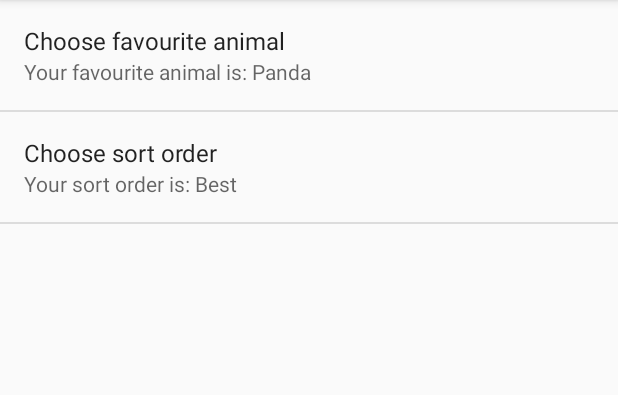
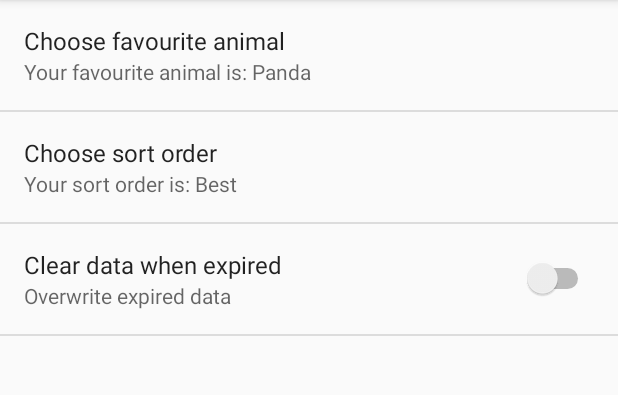
Before and after one commit to jacekkrasowski/AdvancedRecyclerView, an Android app: the screen it shows after launch (MainActivity), in the options menu, after a tap on "Settings", on a phone screen of 412 x 824 dp, the part 84-479 px from its top. Run offline under Robolectric (Android 15) with nearby library versions, the phone set to English and light mode, and no system bars; our stand-ins replace ButterKnife, Dagger/Hilt's generated code; libraries missing offline, so code that uses them is left out: com.nostra13.universalimageloader, rx.android.schedulers, rx.schedulers, rx.subscriptions; 14 statements that could not run were skipped.

Commit message:
Add purging data by validity
When purge by valididty option is enabled, expired data will be cleared
before querying

```diff
--- a/app/src/main/java/pl/fzymek/advancedrecyclerview/config/Config.java
+++ b/app/src/main/java/pl/fzymek/advancedrecyclerview/config/Config.java
@@ -11,16 +11,15 @@ public interface Config {
 	String DB_NAME = "images.db";
 
 	String KEY_PREF_FAV_ANIMAL = "fav_animal";
-	String KET_PREF_SORT_ORDER = "sort_order";
+	String KEY_PREF_SORT_ORDER = "sort_order";
+	String KEY_PREF_PURGE_BY_VALIDITY = "purge_by_validity";
 	String KEY_PREF_USE_STAGGERED_GRID = "use_staggered_grid";
-
 	String KEY_PREF_ACCOUNT_SETUP_COMPLETE = "key_pref_account_setup_complete";
 
-	String PREF_FAV_ANIMAL_DEFAULT = "1";
+	String EXTRA_IS_AUTOMATIC_SYNC = "is_automatic_sync";
 
-	String IS_AUTOMATIC_SYNC = "is_automatic_sync";
 	String ACCOUNT_NAME = "sync";
+	String ACCOUNT_TYPE = "pl.fzymek.advancedrecyclerview";
 
-	String ACCOUNT_TYPE = "pl.fzymek.advancedrecyclerview";
-	long DEFAULT_VALIDITY = TimeUnit.SECONDS.toMillis(5);
+	long DEFAULT_VALIDITY = TimeUnit.MINUTES.toMillis(2);
 }
--- a/app/src/main/java/pl/fzymek/advancedrecyclerview/controller/MainController.java
+++ b/app/src/main/java/pl/fzymek/advancedrecyclerview/controller/MainController.java
@@ -102,7 +102,7 @@ public class MainController extends ActivityController<MainUI> implements Observ
 
 	protected String getSearchPhrase() {
 		SharedPreferences sharedPreferences = PreferenceManager.getDefaultSharedPreferences(getActivity());
-		int key = Integer.parseInt(sharedPreferences.getString(Config.KEY_PREF_FAV_ANIMAL, Config.PREF_FAV_ANIMAL_DEFAULT));
+		int key = Integer.parseInt(sharedPreferences.getString(Config.KEY_PREF_FAV_ANIMAL, getActivity().getString(R.string.fav_animal_pref_default_value)));
 		String animal = getActivity().getResources().getStringArray(R.array.animals_array)[key - 1];
 		return animal;
 	}
--- a/app/src/main/java/pl/fzymek/advancedrecyclerview/fragment/SettingsFragment.java
+++ b/app/src/main/java/pl/fzymek/advancedrecyclerview/fragment/SettingsFragment.java
@@ -6,7 +6,6 @@ import android.content.SharedPreferences;
 import android.os.Bundle;
 import android.preference.Preference;
 import android.preference.PreferenceFragment;
-import android.support.v4.app.NavUtils;
 import android.support.v7.app.AppCompatActivity;
 import android.view.MenuItem;
 
@@ -15,6 +14,12 @@ import pl.fzymek.advancedrecyclerview.config.Config;
 
 
 public class SettingsFragment extends PreferenceFragment implements SharedPreferences.OnSharedPreferenceChangeListener {
+
+	private final static String [] PREFERENCES = {
+		Config.KEY_PREF_FAV_ANIMAL,
+		Config.KEY_PREF_SORT_ORDER,
+		Config.KEY_PREF_PURGE_BY_VALIDITY
+	};
 
 	public SettingsFragment() {
 		// Required empty public constructor
@@ -29,8 +34,9 @@ public class SettingsFragment extends PreferenceFragment implements SharedPrefer
 	public void onCreate(Bundle savedInstanceState) {
 		super.onCreate(savedInstanceState);
 		addPreferencesFromResource(R.xml.settings);
-		updateSummary(Config.KEY_PREF_FAV_ANIMAL);
-		updateSummary(Config.KET_PREF_SORT_ORDER);
+		for(String pref: PREFERENCES) {
+			updateSummary(pref);
+		}
 	}
 
 	@Override
@@ -61,10 +67,19 @@ public class SettingsFragment extends PreferenceFragment implements SharedPrefer
 				pref.setSummary(getString(R.string.your_favourite_animal,animals[val - 1]));
 				break;
 
-			case Config.KET_PREF_SORT_ORDER:
+			case Config.KEY_PREF_SORT_ORDER:
 				String[] orderArray = getResources().getStringArray(R.array.sort_order_array);
-				int pos = Integer.parseInt(sp.getString(Config.KET_PREF_SORT_ORDER, getString(R.string.sort_order_pref_default_value)));
+				int pos = Integer.parseInt(sp.getString(Config.KEY_PREF_SORT_ORDER, getString(R.string.sort_order_pref_default_value)));
 				pref.setSummary(getString(R.string.your_sort_order, orderArray[pos -1]));
+				break;
+
+			case Config.KEY_PREF_PURGE_BY_VALIDITY:
+				boolean purgeByValidity = sp.getBoolean(Config.KEY_PREF_PURGE_BY_VALIDITY, getResources().getBoolean(R.bool.purge_by_validity_default_value));
+				if (purgeByValidity) {
+					pref.setSummary(getString(R.string.your_update_will_use_validity));
+				} else {
+					pref.setSummary(getString(R.string.your_update_will_use_network));
+				}
 				break;
 		}
 
--- a/app/src/main/java/pl/fzymek/advancedrecyclerview/provider/DatabaseProcessor.java
+++ b/app/src/main/java/pl/fzymek/advancedrecyclerview/provider/DatabaseProcessor.java
@@ -35,7 +35,11 @@ public abstract class DatabaseProcessor extends Processor {
 
 	protected void purge(SQLiteDatabase db) {
 		long now = Calendar.getInstance().getTimeInMillis();
-		int delete = db.delete(name, Contract.VALIDITY + "< ?", new String[]{Long.toString(now)});
+		int delete = db.delete(name, Contract.VALIDITY + "<= ?", new String[] {Long.toString(now)});
+//		String sql = "DELETE FROM " + name + " WHERE " + Contract.VALIDITY + " <= " + now;
+//		Log.d("DatabaseProcessor", "running purge sql: " + sql);
+//		db.execSQL(sql);
+//		int delete = db.delete(name, Contract.VALIDITY + "<= " + now, null);
 		Log.d("DatabaseProcessor", "purged: " + delete + " items from " + name);
 	}
 
--- a/app/src/main/java/pl/fzymek/advancedrecyclerview/provider/processor/DisplaySizesProcessor.java
+++ b/app/src/main/java/pl/fzymek/advancedrecyclerview/provider/processor/DisplaySizesProcessor.java
@@ -67,9 +67,9 @@ public class DisplaySizesProcessor extends DatabaseProcessor {
 	public Uri insert(SQLiteDatabase db, Uri uri, ContentValues values) {
 		long validity = Calendar.getInstance().getTimeInMillis() + Config.DEFAULT_VALIDITY;
 		ContentValues valuesWithValidity = new ContentValues(values);
-		valuesWithValidity.put(Contract.Images.VALIDITY, validity);
+		valuesWithValidity.put(Contract.DisplaySizes.VALIDITY, validity);
 
-		long id = db.insertWithOnConflict(name, null, values, SQLiteDatabase.CONFLICT_REPLACE);
+		long id = db.insertWithOnConflict(name, null, valuesWithValidity, SQLiteDatabase.CONFLICT_REPLACE);
 		return Uri.parse(Contract.Images.CONTENT_URI + "/" + id);
 	}
 }
--- a/app/src/main/java/pl/fzymek/advancedrecyclerview/provider/processor/ImagesProcessor.java
+++ b/app/src/main/java/pl/fzymek/advancedrecyclerview/provider/processor/ImagesProcessor.java
@@ -68,12 +68,11 @@ public class ImagesProcessor extends DatabaseProcessor {
 
 	@Override
 	public Uri insert(SQLiteDatabase db, Uri uri, ContentValues values) {
-
 		long validity = Calendar.getInstance().getTimeInMillis() + Config.DEFAULT_VALIDITY;
 		ContentValues valuesWithValidity = new ContentValues(values);
 		valuesWithValidity.put(Contract.Images.VALIDITY, validity);
 
-		long id = db.insertWithOnConflict(name, null, values, SQLiteDatabase.CONFLICT_REPLACE);
+		long id = db.insertWithOnConflict(name, null, valuesWithValidity, SQLiteDatabase.CONFLICT_REPLACE);
 		return Uri.parse(Contract.Images.CONTENT_URI + "/" + id);
 	}
 }
--- a/app/src/main/java/pl/fzymek/advancedrecyclerview/sync/SyncUtils.java
+++ b/app/src/main/java/pl/fzymek/advancedrecyclerview/sync/SyncUtils.java
@@ -31,7 +31,7 @@ public class SyncUtils {
 			ContentResolver.setIsSyncable(syncAccount, Contract.AUTHORITY, 1);
 //			ContentResolver.setSyncAutomatically(syncAccount, Contract.AUTHORITY, true);
 			Bundle extras = new Bundle();
-			extras.putBoolean(Config.IS_AUTOMATIC_SYNC, true);
+			extras.putBoolean(Config.EXTRA_IS_AUTOMATIC_SYNC, true);
 			ContentResolver.addPeriodicSync(syncAccount, Contract.AUTHORITY, extras, TimeUnit.SECONDS.toSeconds(60));
 			isNewAccount = true;
 		}
@@ -51,7 +51,7 @@ public class SyncUtils {
 		// Disable sync backoff and ignore sync preferences. In other words...perform sync NOW!
 		b.putBoolean(ContentResolver.SYNC_EXTRAS_MANUAL, true);
 		b.putBoolean(ContentResolver.SYNC_EXTRAS_EXPEDITED, true);
-		b.putBoolean(Config.IS_AUTOMATIC_SYNC, false);
+		b.putBoolean(Config.EXTRA_IS_AUTOMATIC_SYNC, false);
 		ContentResolver.requestSync(
 			AuthenticatorService.getSyncAccount(),            // Sync account
 			Contract.AUTHORITY,                                        // Content authority
--- /dev/null
+++ b/app/src/main/res/values/bools.xml
@@ -0,0 +1,4 @@
+<?xml version="1.0" encoding="utf-8"?>
+<resources>
+	<bool name="purge_by_validity_default_value">false</bool>
+</resources>
--- a/app/src/main/res/values/strings.xml
+++ b/app/src/main/res/values/strings.xml
@@ -11,5 +11,11 @@
 	<string name="action_staggered_grid">Use fancy grid</string>
 
 	<string name="sort_order_pref_default_value">1</string>
+	<string name="fav_animal_pref_default_value">1</string>
+	<string name="settings_fav_animal_title">Choose favourite animal</string>
+	<string name="settings_sort_order_title">Choose sort order</string>
+	<string name="settings_purge_by_validity">Clear data when expired</string>
+	<string name="your_update_will_use_validity">Delete expired data</string>
+	<string name="your_update_will_use_network">Overwrite expired data</string>
 
 </resources>
--- a/app/src/main/res/xml/settings.xml
+++ b/app/src/main/res/xml/settings.xml
@@ -2,20 +2,30 @@
 <PreferenceScreen xmlns:android="http://schemas.android.com/apk/res/android">
 
 	<ListPreference
-		android:title="Choose favourite animal"
-		android:key="fav_animal"
+		android:defaultValue="@integer/fav_animal_pref_default_value"
 		android:entries="@array/animals_array"
 		android:entryValues="@array/animals_values"
-		android:defaultValue="@integer/fav_animal_pref_default_value"
+		android:key="fav_animal"
+		android:title="@string/settings_fav_animal_title"
 		/>
 
 
 	<ListPreference
-		android:title="Choose sort order"
-		android:key="sort_order"
+		android:defaultValue="@string/sort_order_pref_default_value"
 		android:entries="@array/sort_order_array"
 		android:entryValues="@array/sort_order_pos_array"
-		android:defaultValue="@string/sort_order_pref_default_value"
+		android:key="sort_order"
+		android:title="@string/settings_sort_order_title"
 		/>
 
+
+	<SwitchPreference
+		android:defaultValue="false"
+		android:key="purge_by_validity"
+		android:summaryOff="@string/your_update_will_use_network"
+		android:summaryOn="@string/your_update_will_use_validity"
+		android:title="@string/settings_purge_by_validity"
+		/>
+
+
 </PreferenceScreen>
```
Also changed, not shown: app/src/main/java/pl/fzymek/advancedrecyclerview/provider/DatabaseHelper.java (+9 -5 lines), app/src/main/java/pl/fzymek/advancedrecyclerview/sync/SyncAdapter.java (+26 -13 lines).
